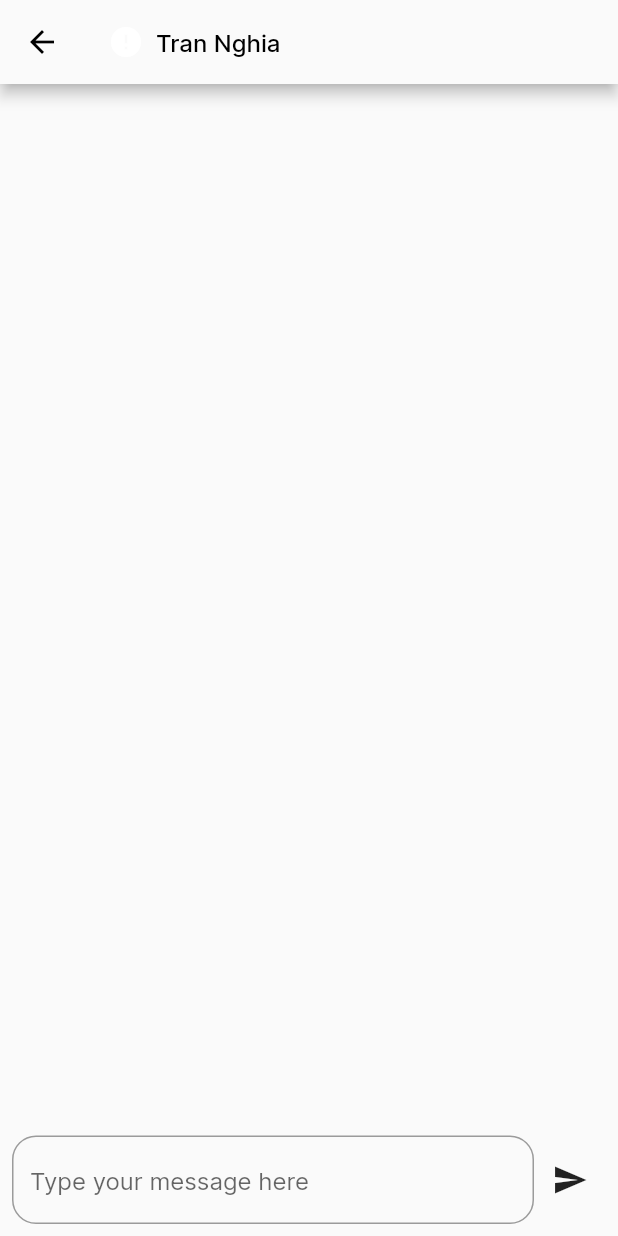
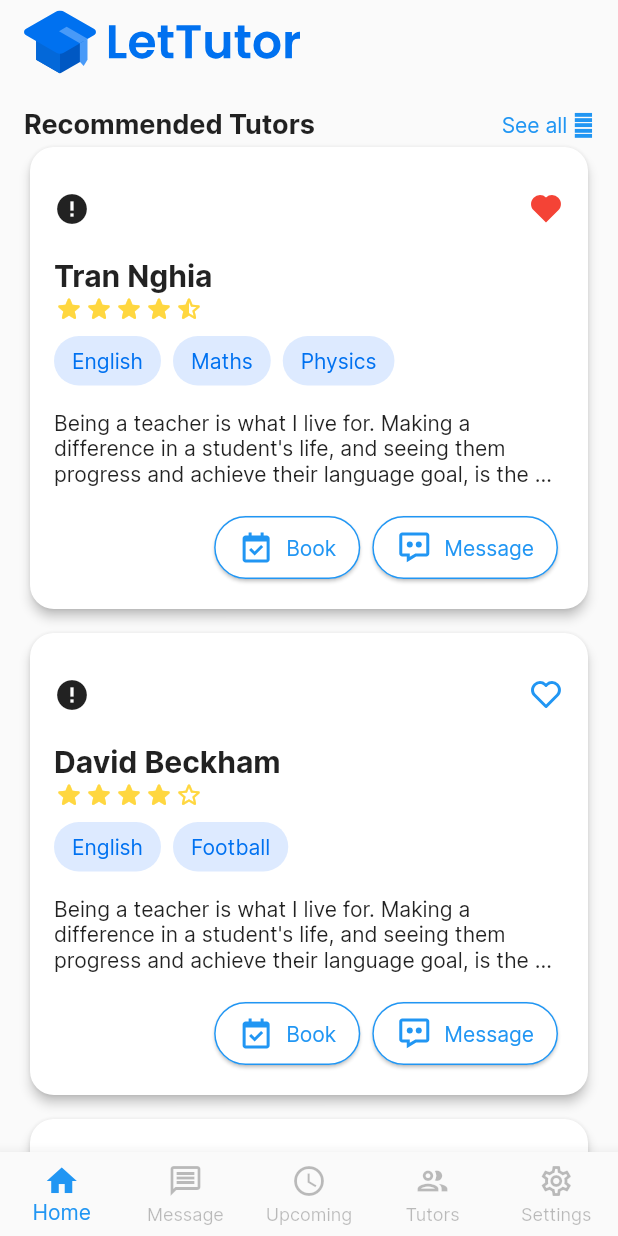
Before and after one commit to dainghia-tran/LetTutor, a Flutter app: the screen it shows after launch, after a tap on "Message", on a phone screen of 412 x 824 dp. Run offline on Flutter 3.47's test engine with Material 2 defaults, Android fonts, the phone set to English and light mode, and no system bars; drawn by our look-alikes of cached_network_image; our stand-ins replace flutter_boxicons, flutter_svg; network calls fail.

Commit message:
Refactor main page

```diff
--- a/lib/lettutor_app.dart
+++ b/lib/lettutor_app.dart
@@ -1,5 +1,5 @@
 import 'package:flutter/material.dart';
-import 'package:lettutor/pages/find_tutor/find_tutor_page.dart';
+import 'package:lettutor/pages/main_page/main_page.dart';
 import 'package:lettutor/pages/login/login_page.dart';
 import 'package:lettutor/pages/reset_password/reset_password_page.dart';
 import 'package:lettutor/pages/sign_up/sign_up_page.dart';
@@ -12,7 +12,7 @@ class LetTutorApp extends StatelessWidget {
   Widget build(BuildContext context) {
     return MaterialApp(
       theme: ThemeData(fontFamily: 'Inter'),
-      home: const TutorProfilePage(),
+      home: const MainPage(),
     );
   }
 }
--- /dev/null
+++ b/lib/pages/main_page/home_page/home_page.dart
@@ -0,0 +1,93 @@
+import 'package:flutter/material.dart';
+import 'package:flutter_svg/svg.dart';
+import 'package:lettutor/widgets/tag.dart';
+import 'package:lettutor/widgets/tutor_card.dart';
+
+const description1 =
+    "Being a teacher is what I live for. Making a difference in a student's life, and seeing them progress and achieve their language goal, is the biggest pleasure in my life.";
+
+class HomePage extends StatefulWidget {
+  const HomePage({Key? key}) : super(key: key);
+
+  @override
+  _HomePageState createState() => _HomePageState();
+}
+
+class _HomePageState extends State<HomePage> with AutomaticKeepAliveClientMixin{
+  @override
+  Widget build(BuildContext context) {
+    super.build(context);
+    return Scaffold(
+      appBar: AppBar(
+          elevation: 0,
+          backgroundColor: Theme.of(context).scaffoldBackgroundColor,
+          leading: Padding(
+            padding: const EdgeInsets.fromLTRB(16, 0, 0, 0),
+            child: SvgPicture.asset('assets/lettutor_logo.svg',
+                semanticsLabel: 'LetTutor logo'),
+          ),
+          leadingWidth: 200),
+      body: SingleChildScrollView(
+        child: Padding(
+          padding: const EdgeInsets.fromLTRB(16, 0, 16, 16),
+          child: Column(
+            crossAxisAlignment: CrossAxisAlignment.start,
+            children: [
+              Padding(
+                padding: const EdgeInsets.only(top: 16),
+                child: Row(
+                  mainAxisAlignment: MainAxisAlignment.spaceBetween,
+                  children: [
+                    const Text(
+                      'Recommended Tutors',
+                      style: TextStyle(fontWeight: FontWeight.bold, fontSize: 18),
+                    ),
+                    GestureDetector(
+                      onTap: (){},
+                      child: const Text('See all ᐳ',
+                        style: TextStyle(color: Colors.blue),
+                      ),
+                    )
+                  ],
+                )
+              ),
+              const Padding(
+                padding: EdgeInsets.only(bottom: 8),
+                child: TutorCard(
+                  isFavorite: true,
+                  name: 'Tran Nghia',
+                  stars: 4.5,
+                  tags: ['English', 'Maths', 'Physics'],
+                  description: description1,
+                ),
+              ),
+              const Padding(
+                padding: EdgeInsets.only(bottom: 8),
+                child: TutorCard(
+                  isFavorite: false,
+                  name: 'David Beckham',
+                  stars: 4,
+                  tags: ['English', 'Football'],
+                  description: description1,
+                ),
+              ),
+              const Padding(
+                padding: EdgeInsets.only(bottom: 8),
+                child: TutorCard(
+                  isFavorite: true,
+                  name: 'Issac Newton',
+                  stars: 2.5,
+                  tags: ['Maths', 'Physics', 'English'],
+                  description: description1,
+                ),
+              )
+            ],
+          ),
+        ),
+      ),
+    );
+  }
+
+  @override
+  bool get wantKeepAlive => true;
+}
--- /dev/null
+++ b/lib/pages/main_page/main_page.dart
@@ -0,0 +1,82 @@
+import 'package:flutter/material.dart';
+import 'package:lettutor/pages/main_page/home_page/home_page.dart';
+import 'package:lettutor/pages/main_page/message_page/message_page.dart';
+import 'package:lettutor/pages/main_page/settings_page/settings_page.dart';
+import 'package:lettutor/pages/main_page/tutors_page/tutors_page.dart';
+import 'package:lettutor/pages/main_page/upcoming_page/upcoming_page.dart';
+
+class MainPage extends StatefulWidget {
+  const MainPage({Key? key}) : super(key: key);
+
+  @override
+  _MainPageState createState() => _MainPageState();
+}
+
+class _MainPageState extends State<MainPage> {
+  int _currentIndex = 0;
+  final List<Widget> pages = [
+    const HomePage(),
+    const MessagePage(),
+    const UpcomingPage(),
+    const TutorsPage(),
+    const SettingsPage()
+  ];
+
+  late PageController _pageController;
+
+  @override
+  void initState() {
+    super.initState();
+    _pageController = PageController(initialPage: _currentIndex);
+  }
+
+  @override
+  void dispose() {
+    super.dispose();
+    _pageController.dispose();
+  }
+
+  @override
+  Widget build(BuildContext context) {
+    return Scaffold(
+      body: PageView(
+        controller: _pageController,
+        children: pages,
+      ),
+      bottomNavigationBar: BottomNavigationBar(
+        unselectedItemColor: Colors.black26,
+        selectedItemColor: Colors.blue,
+        type: BottomNavigationBarType.fixed,
+        currentIndex: _currentIndex,
+        onTap: (index) {
+          setState(() {
+            _currentIndex = index;
+            _pageController.jumpToPage(_currentIndex);
+          });
+        },
+        items: const [
+          BottomNavigationBarItem(
+              icon: Icon(Icons.home_outlined),
+              activeIcon: Icon(Icons.home),
+              label: 'Home'),
+          BottomNavigationBarItem(
+              icon: Icon(Icons.message_outlined),
+              activeIcon: Icon(Icons.message),
+              label: 'Message'),
+          BottomNavigationBarItem(
+              icon: Icon(Icons.access_time_outlined),
+              activeIcon: Icon(Icons.access_time),
+              label: 'Upcoming'),
+          BottomNavigationBarItem(
+              icon: Icon(Icons.people_outlined),
+              activeIcon: Icon(Icons.people),
+              label: 'Tutors'),
+          BottomNavigationBarItem(
+              icon: Icon(Icons.settings_outlined),
+              activeIcon: Icon(Icons.settings),
+              label: 'Settings'),
+        ],
+      ),
+    );
+  }
+}
--- /dev/null
+++ b/lib/pages/main_page/message_page/message_page.dart
@@ -0,0 +1,35 @@
+import 'package:flutter/cupertino.dart';
+import 'package:flutter/material.dart';
+import 'package:lettutor/widgets/search_bar.dart';
+
+class MessagePage extends StatefulWidget {
+  const MessagePage({Key? key}) : super(key: key);
+
+  @override
+  _MessagePageState createState() => _MessagePageState();
+}
+
+class _MessagePageState extends State<MessagePage> with AutomaticKeepAliveClientMixin {
+  @override
+  Widget build(BuildContext context) {
+    super.build(context);
+    return Scaffold(
+      appBar: AppBar(
+        elevation: 0,
+        title: const Text('Chats', style: TextStyle(fontWeight: FontWeight.bold, color: Colors.black),),
+        backgroundColor: Theme.of(context).scaffoldBackgroundColor,
+      ),
+      body: Container(
+        padding: const EdgeInsets.all(16),
+        child: Column(
+          children: const [
+            SearchBar(),
+          ],
+        ),
+      ),
+    );
+  }
+
+  @override
+  bool get wantKeepAlive => true;
+}
--- /dev/null
+++ b/lib/pages/main_page/settings_page/settings_page.dart
@@ -0,0 +1,19 @@
+import 'package:flutter/material.dart';
+
+class SettingsPage extends StatefulWidget {
+  const SettingsPage({Key? key}) : super(key: key);
+
+  @override
+  _SettingsPageState createState() => _SettingsPageState();
+}
+
+class _SettingsPageState extends State<SettingsPage> with AutomaticKeepAliveClientMixin {
+  @override
+  Widget build(BuildContext context) {
+    super.build(context);
+    return Container();
+  }
+
+  @override
+  bool get wantKeepAlive => true;
+}
--- /dev/null
+++ b/lib/pages/main_page/tutors_page/tutors_page.dart
@@ -0,0 +1,19 @@
+import 'package:flutter/material.dart';
+
+class TutorsPage extends StatefulWidget {
+  const TutorsPage({Key? key}) : super(key: key);
+
+  @override
+  _TutorsPageState createState() => _TutorsPageState();
+}
+
+class _TutorsPageState extends State<TutorsPage> with AutomaticKeepAliveClientMixin {
+  @override
+  Widget build(BuildContext context) {
+    super.build(context);
+    return Container();
+  }
+
+  @override
+  bool get wantKeepAlive => true;
+}
--- /dev/null
+++ b/lib/pages/main_page/upcoming_page/upcoming_page.dart
@@ -0,0 +1,15 @@
+import 'package:flutter/material.dart';
+
+class UpcomingPage extends StatefulWidget {
+  const UpcomingPage({Key? key}) : super(key: key);
+
+  @override
+  _UpcomingPageState createState() => _UpcomingPageState();
+}
+
+class _UpcomingPageState extends State<UpcomingPage> {
+  @override
+  Widget build(BuildContext context) {
+    return Container();
+  }
+}
--- a/lib/pages/tutor_profile_page/tutor_profile_page.dart
+++ b/lib/pages/tutor_profile_page/tutor_profile_page.dart
@@ -1,5 +1,4 @@
 import 'package:flutter/material.dart';
-import 'package:flutter_boxicons/flutter_boxicons.dart';
 import 'package:flutter_svg/svg.dart';
 import 'package:lettutor/pages/private_message/private_message_page.dart';
 import 'package:lettutor/pages/tutor_profile_page/widgets/book_schedule_dialog.dart';
--- /dev/null
+++ b/lib/widgets/search_bar.dart
@@ -0,0 +1,52 @@
+import 'package:flutter/material.dart';
+
+class SearchBar extends StatefulWidget {
+  const SearchBar({Key? key, this.onClick}) : super(key: key);
+  final onClick;
+
+  @override
+  _SearchBarState createState() => _SearchBarState();
+}
+
+class _SearchBarState extends State<SearchBar> {
+
+  @override
+  Widget build(BuildContext context) {
+    return SafeArea(
+      child: Padding(
+        padding: const EdgeInsets.all(8.0),
+        child: Wrap(children: [
+          Stack(
+            alignment: Alignment.centerLeft,
+            children: [
+              const Padding(
+                padding: EdgeInsets.all(8.0),
+                child: Icon(
+                  Icons.search,
+                  color: Color(0xFF303030),
+                ),
+              ),
+              TextFormField(
+                maxLines: 1,
+                onFieldSubmitted: (String keyword) => widget.onClick(keyword),
+                style: const TextStyle(color: Colors.black),
+                decoration: const InputDecoration(
+                  contentPadding: EdgeInsets.only(left: 32, right: 8),
+                  hintText: 'Search',
+                  hintStyle: TextStyle(color: Color(0xFF303030)),
+                  filled: true,
+                  enabledBorder: OutlineInputBorder(
+                    borderSide: BorderSide(color: Colors.black54, width: 0),
+                  ),
+                  focusedBorder: OutlineInputBorder(
+                    borderSide: BorderSide(width: 0),
+                  ),
+                ),
+              )
+            ],
+          ),
+        ]),
+      ),
+    );
+  }
+}
--- a/lib/widgets/tutor_card.dart
+++ b/lib/widgets/tutor_card.dart
@@ -2,8 +2,6 @@ import 'package:flutter/cupertino.dart';
 import 'package:flutter/material.dart';
 import 'package:flutter_boxicons/flutter_boxicons.dart';
 import 'package:lettutor/widgets/custom_circle_avatar.dart';
-import 'package:lettutor/widgets/button/primary_button.dart';
-import 'package:lettutor/widgets/button/secondary_button.dart';
 import 'package:lettutor/widgets/button/secondary_button_rounded.dart';
 import 'package:lettutor/widgets/star_rating_bar.dart';
 import 'package:lettutor/widgets/tag.dart';
```
Also changed, not shown: lib/pages/find_tutor/find_tutor_page.dart (deleted, +0 -138 lines), lib/pages/main_page/home_page/home_bloc.dart (added).
